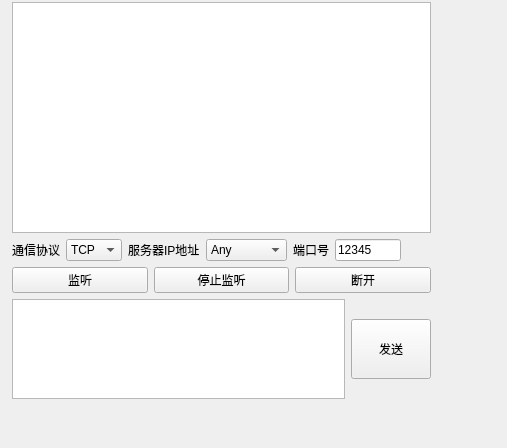
ChengYull/Qt-TcpServer, file widget.ui: the form before one commit.
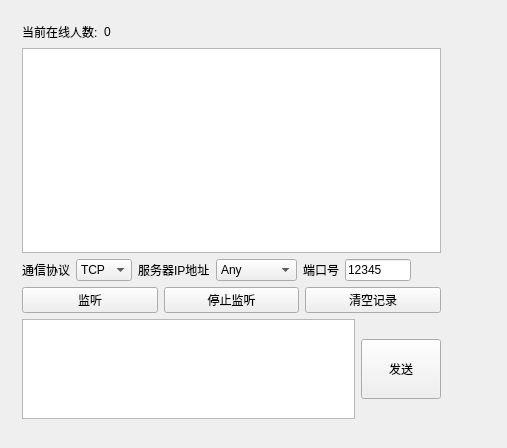
The form after the commit.

Commit message: 增加支持多人连接服务器，增加在线人数显示，增加客户端断开连接提示，修复客户端断开后停止监听再启用监听闪退问题，支持停止监听后更改ip与端口号；修 改UI去除断开按钮改为清空记录，

```diff
--- a/widget.ui
+++ b/widget.ui
@@ -16,8 +16,8 @@
   <widget class="QWidget" name="layoutWidget">
    <property name="geometry">
     <rect>
-     <x>10</x>
-     <y>0</y>
+     <x>20</x>
+     <y>20</y>
      <width>423</width>
      <height>401</height>
     </rect>
@@ -35,6 +35,37 @@
     <property name="bottomMargin">
      <number>2</number>
     </property>
+    <item>
+     <layout class="QHBoxLayout" name="horizontalLayout_4">
+      <item>
+       <widget class="QLabel" name="label_4">
+        <property name="text">
+         <string>当前在线人数:</string>
+        </property>
+       </widget>
+      </item>
+      <item>
+       <widget class="QLabel" name="label_onlineNum">
+        <property name="text">
+         <string>0</string>
+        </property>
+       </widget>
+      </item>
+      <item>
+       <spacer name="horizontalSpacer_2">
+        <property name="orientation">
+         <enum>Qt::Horizontal</enum>
+        </property>
+        <property name="sizeHint" stdset="0">
+         <size>
+          <width>40</width>
+          <height>20</height>
+         </size>
+        </property>
+       </spacer>
+      </item>
+     </layout>
+    </item>
     <item>
      <widget class="QTextEdit" name="textEdit_info"/>
     </item>
@@ -133,7 +164,7 @@
       <item>
        <widget class="QPushButton" name="pushButton_cutoff">
         <property name="text">
-         <string>断开</string>
+         <string>清空记录</string>
         </property>
        </widget>
       </item>
```
Left out of the diff: 2 changed lines with no effect on the pictures. The commit also changes 2 other files.
